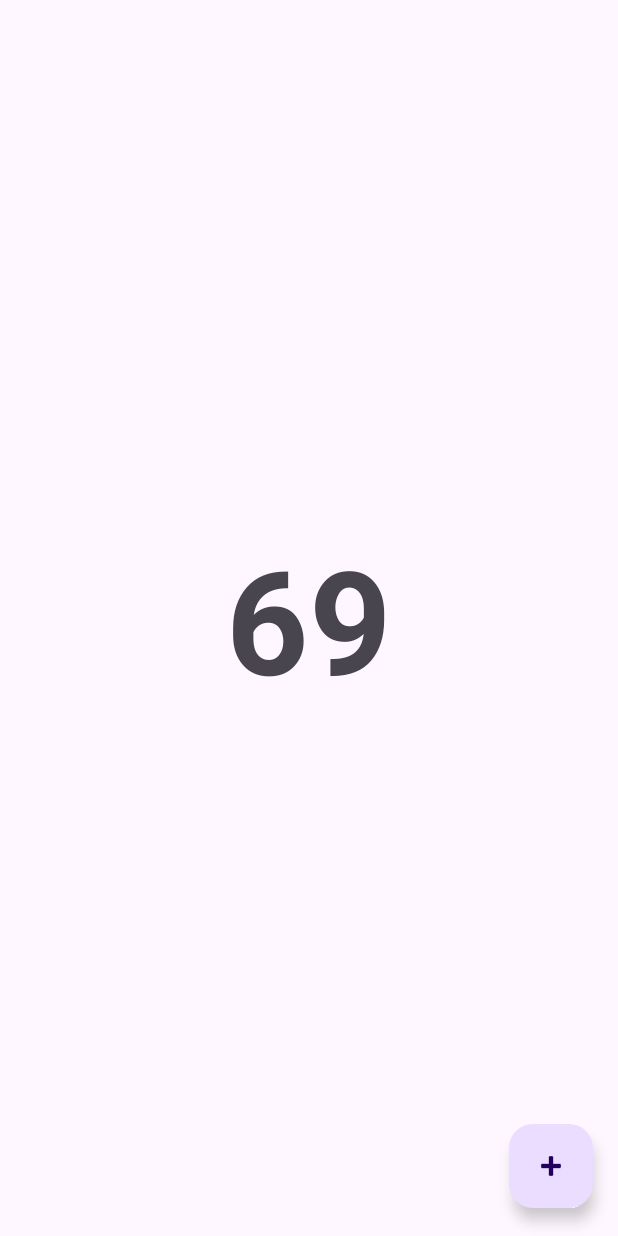
After one commit to arashimoya/as_app, an Android app: the fragment MeasurementFragment shown on its own in the app's theme, on a phone screen of 412 x 824 dp. The commit adds this screen. Run offline under Robolectric (Android 15) with nearby library versions, the phone set to English and light mode, and no system bars.

Commit message:
added the new fragment_measurement.xml

```diff
--- a/app/build.gradle
+++ b/app/build.gradle
@@ -51,4 +51,5 @@ dependencies {
     androidTestImplementation 'androidx.test.espresso:espresso-core:3.5.1'
     ksp "androidx.room:room-compiler:$room_version"
     implementation "androidx.room:room-ktx:$room_version"
+    implementation("androidx.fragment:fragment-ktx:1.6.2")
 }
--- /dev/null
+++ b/app/src/main/java/com/agrosense/app/MeasurementFragment.kt
@@ -0,0 +1,59 @@
+package com.agrosense.app
+
+import android.os.Bundle
+import androidx.fragment.app.Fragment
+import android.view.LayoutInflater
+import android.view.View
+import android.view.ViewGroup
+
+// TODO: Rename parameter arguments, choose names that match
+// the fragment initialization parameters, e.g. ARG_ITEM_NUMBER
+private const val ARG_PARAM1 = "param1"
+private const val ARG_PARAM2 = "param2"
+
+/**
+ * A simple [Fragment] subclass.
+ * Use the [MeasurementFragment.newInstance] factory method to
+ * create an instance of this fragment.
+ */
+class MeasurementFragment : Fragment(R.layout.fragment_measurement) {
+    // TODO: Rename and change types of parameters
+    private var param1: String? = null
+    private var param2: String? = null
+
+    override fun onCreate(savedInstanceState: Bundle?) {
+        super.onCreate(savedInstanceState)
+        arguments?.let {
+            param1 = it.getString(ARG_PARAM1)
+            param2 = it.getString(ARG_PARAM2)
+        }
+    }
+
+    override fun onCreateView(
+        inflater: LayoutInflater, container: ViewGroup?,
+        savedInstanceState: Bundle?
+    ): View? {
+        // Inflate the layout for this fragment
+        return inflater.inflate(R.layout.fragment_measurement, container, false)
+    }
+
+    companion object {
+        /**
+         * Use this factory method to create a new instance of
+         * this fragment using the provided parameters.
+         *
+         * @param param1 Parameter 1.
+         * @param param2 Parameter 2.
+         * @return A new instance of fragment MeasurementFragment.
+         */
+        // TODO: Rename and change types and number of parameters
+        @JvmStatic
+        fun newInstance(param1: String, param2: String) =
+            MeasurementFragment().apply {
+                arguments = Bundle().apply {
+                    putString(ARG_PARAM1, param1)
+                    putString(ARG_PARAM2, param2)
+                }
+            }
+    }
+}
--- /dev/null
+++ b/app/src/main/res/drawable/baseline_add_24.xml
@@ -0,0 +1,5 @@
+<vector android:height="24dp" android:tint="#000000"
+    android:viewportHeight="24" android:viewportWidth="24"
+    android:width="24dp" xmlns:android="http://schemas.android.com/apk/res/android">
+    <path android:fillColor="@android:color/white" android:pathData="M19,13h-6v6h-2v-6H5v-2h6V5h2v6h6v2z"/>
+</vector>
--- /dev/null
+++ b/app/src/main/res/layout/fragment_measurement.xml
@@ -0,0 +1,36 @@
+<?xml version="1.0" encoding="utf-8"?>
+<androidx.constraintlayout.widget.ConstraintLayout xmlns:android="http://schemas.android.com/apk/res/android"
+    xmlns:app="http://schemas.android.com/apk/res-auto"
+    xmlns:tools="http://schemas.android.com/tools"
+    android:layout_width="match_parent"
+    android:layout_height="match_parent"
+    tools:context=".MeasurementFragment"
+    android:id="@+id/fragment_container">
+
+    <com.google.android.material.floatingactionbutton.FloatingActionButton
+        android:id="@+id/floatingActionButton2"
+        android:layout_width="wrap_content"
+        android:layout_height="wrap_content"
+        android:clickable="true"
+        android:contentDescription="@string/fab_add_measurement"
+        android:src="@android:drawable/ic_input_add"
+        app:layout_constraintBottom_toBottomOf="parent"
+        app:layout_constraintEnd_toEndOf="parent"
+        app:layout_constraintHorizontal_bias="0.954"
+        app:layout_constraintStart_toStartOf="parent"
+        app:layout_constraintTop_toTopOf="parent"
+        app:layout_constraintVertical_bias="0.976" />
+
+    <TextView
+        android:id="@+id/latest_temperature"
+        android:layout_width="wrap_content"
+        android:layout_height="wrap_content"
+        android:text="69"
+        android:textSize="96sp"
+        android:textStyle="bold"
+        app:layout_constraintBottom_toBottomOf="parent"
+        app:layout_constraintEnd_toEndOf="parent"
+        app:layout_constraintStart_toStartOf="parent"
+        app:layout_constraintTop_toTopOf="parent" />
+
+</androidx.constraintlayout.widget.ConstraintLayout>
--- /dev/null
+++ b/app/src/main/res/values-night/strings.xml
@@ -0,0 +1,4 @@
+<?xml version="1.0" encoding="utf-8"?>
+<resources>
+    <string name="fab_add_measurement">Add new measurement</string>
+</resources>
--- a/app/src/main/res/values/strings.xml
+++ b/app/src/main/res/values/strings.xml
@@ -1,3 +1,6 @@
 <resources>
     <string name="app_name">asapp</string>
+    <!-- TODO: Remove or change this placeholder text -->
+    <string name="hello_blank_fragment">Hello blank fragment</string>
+    <string name="fab_add_measurement">Add new measurement</string>
 </resources>
```
Also changed, not shown: app/src/main/java/com/agrosense/app/BluetoothActivity.kt (+14 -2 lines).
